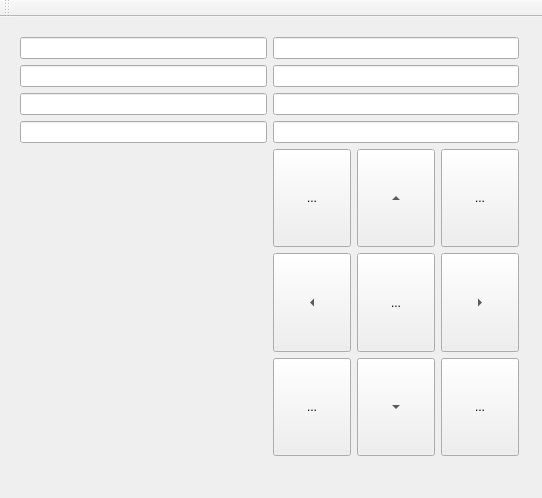
Above: mainwindow.ui from mikexyl/CanWifi_Driver before the change. Below: the same form after it.
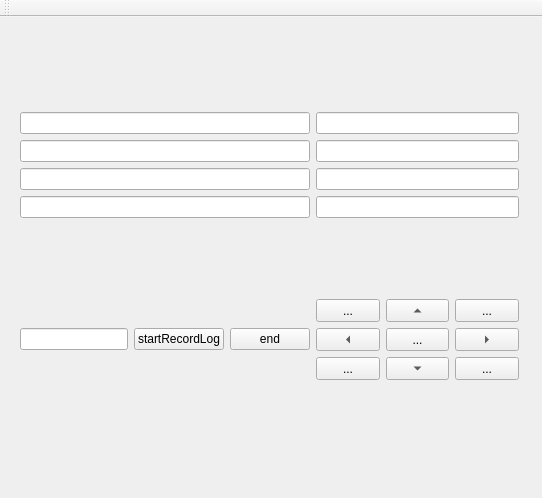
That is the form after the change.

Commit message: 18:37 2017/10/24 v1.1 able to record logs, with local pc time stamp

The edit to the form file:
```diff
--- a/mainwindow.ui
+++ b/mainwindow.ui
@@ -47,7 +47,25 @@
       </layout>
      </item>
      <item row="1" column="0">
-      <layout class="QGridLayout" name="gridLayout_6"/>
+      <layout class="QGridLayout" name="gridLayout_6">
+       <item row="0" column="0">
+        <widget class="QLineEdit" name="xmlNameEdit"/>
+       </item>
+       <item row="0" column="1">
+        <widget class="QPushButton" name="startRecordButton">
+         <property name="text">
+          <string>startRecordLog</string>
+         </property>
+        </widget>
+       </item>
+       <item row="0" column="2">
+        <widget class="QPushButton" name="endButton">
+         <property name="text">
+          <string>end</string>
+         </property>
+        </widget>
+       </item>
+      </layout>
      </item>
      <item row="1" column="1">
       <layout class="QGridLayout" name="gridLayout_2">
```
The commit also changes 5 other files.
